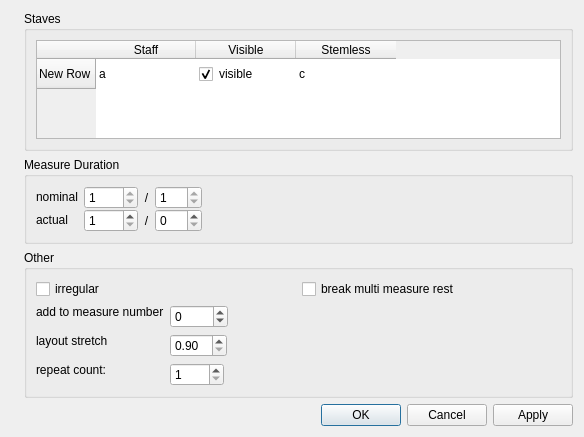
First picture: the form in mscore/mscore/measureproperties.ui, repository musescore/musescore-old, before the edit.
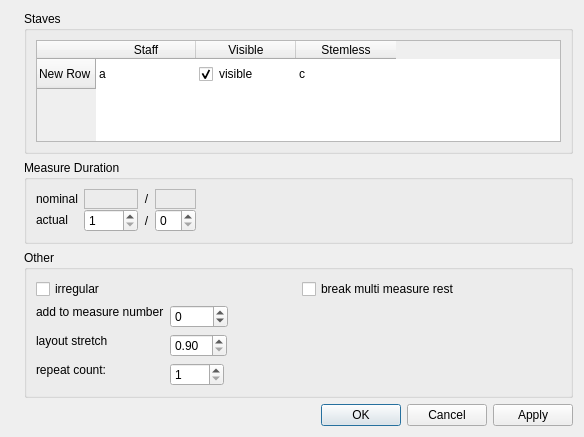
Second picture: the form after the edit. Icons and pictures are not drawn. Custom widgets are drawn as their Qt base class.

Patch:
```diff
--- a/mscore/mscore/measureproperties.ui
+++ b/mscore/mscore/measureproperties.ui
@@ -143,20 +143,7 @@
             </property>
            </widget>
           </item>
-          <item row="0" column="1">
-           <widget class="QSpinBox" name="nominalZ">
-            <property name="readOnly">
-             <bool>true</bool>
-            </property>
-            <property name="minimum">
-             <number>1</number>
-            </property>
-            <property name="maximum">
-             <number>9999</number>
-            </property>
-           </widget>
-          </item>
-          <item row="0" column="2">
+          <item row="0" column="3">
            <widget class="QLabel" name="label_3">
             <property name="text">
              <string>/</string>
@@ -179,7 +166,7 @@
             </property>
            </widget>
           </item>
-          <item row="1" column="1">
+          <item row="1" column="1" colspan="2">
            <widget class="QSpinBox" name="actualZ">
             <property name="minimum">
              <number>1</number>
@@ -189,7 +176,7 @@
             </property>
            </widget>
           </item>
-          <item row="1" column="2">
+          <item row="1" column="3">
            <widget class="QLabel" name="label_4">
             <property name="text">
              <string>/</string>
@@ -199,7 +186,7 @@
             </property>
            </widget>
           </item>
-          <item row="0" column="5">
+          <item row="0" column="6">
            <spacer>
             <property name="orientation">
              <enum>Qt::Horizontal</enum>
@@ -212,19 +199,38 @@
             </property>
            </spacer>
           </item>
-          <item row="1" column="3">
+          <item row="1" column="4" colspan="2">
            <widget class="Awl::DenominatorSpinBox" name="actualN"/>
           </item>
-          <item row="0" column="3">
-           <widget class="QSpinBox" name="nominalN">
-            <property name="readOnly">
-             <bool>true</bool>
+          <item row="0" column="4" colspan="2">
+           <widget class="QLabel" name="nominalN">
+            <property name="autoFillBackground">
+             <bool>false</bool>
             </property>
-            <property name="minimum">
-             <number>1</number>
+            <property name="frameShape">
+             <enum>QFrame::StyledPanel</enum>
             </property>
-            <property name="maximum">
-             <number>256</number>
+            <property name="frameShadow">
+             <enum>QFrame::Sunken</enum>
+            </property>
+            <property name="text">
+             <string/>
+            </property>
+           </widget>
+          </item>
+          <item row="0" column="1" colspan="2">
+           <widget class="QLabel" name="nominalZ">
+            <property name="autoFillBackground">
+             <bool>false</bool>
+            </property>
+            <property name="frameShape">
+             <enum>QFrame::StyledPanel</enum>
+            </property>
+            <property name="frameShadow">
+             <enum>QFrame::Sunken</enum>
+            </property>
+            <property name="text">
+             <string notr="true"/>
             </property>
            </widget>
           </item>
@@ -292,6 +298,12 @@
             </item>
             <item row="0" column="1">
              <widget class="QSpinBox" name="measureNumberOffset">
+              <property name="sizePolicy">
+               <sizepolicy hsizetype="Preferred" vsizetype="Fixed">
+                <horstretch>0</horstretch>
+                <verstretch>0</verstretch>
+               </sizepolicy>
+              </property>
               <property name="minimum">
                <number>-9999</number>
               </property>
@@ -315,6 +327,12 @@
             </item>
             <item row="1" column="1">
              <widget class="QDoubleSpinBox" name="layoutStretch">
+              <property name="sizePolicy">
+               <sizepolicy hsizetype="Preferred" vsizetype="Fixed">
+                <horstretch>0</horstretch>
+                <verstretch>0</verstretch>
+               </sizepolicy>
+              </property>
               <property name="minimum">
                <double>0.900000000000000</double>
               </property>
@@ -338,6 +356,12 @@
             </item>
             <item row="2" column="1">
              <widget class="QSpinBox" name="count">
+              <property name="sizePolicy">
+               <sizepolicy hsizetype="Preferred" vsizetype="Fixed">
+                <horstretch>0</horstretch>
+                <verstretch>0</verstretch>
+               </sizepolicy>
+              </property>
               <property name="minimum">
                <number>1</number>
               </property>
```
